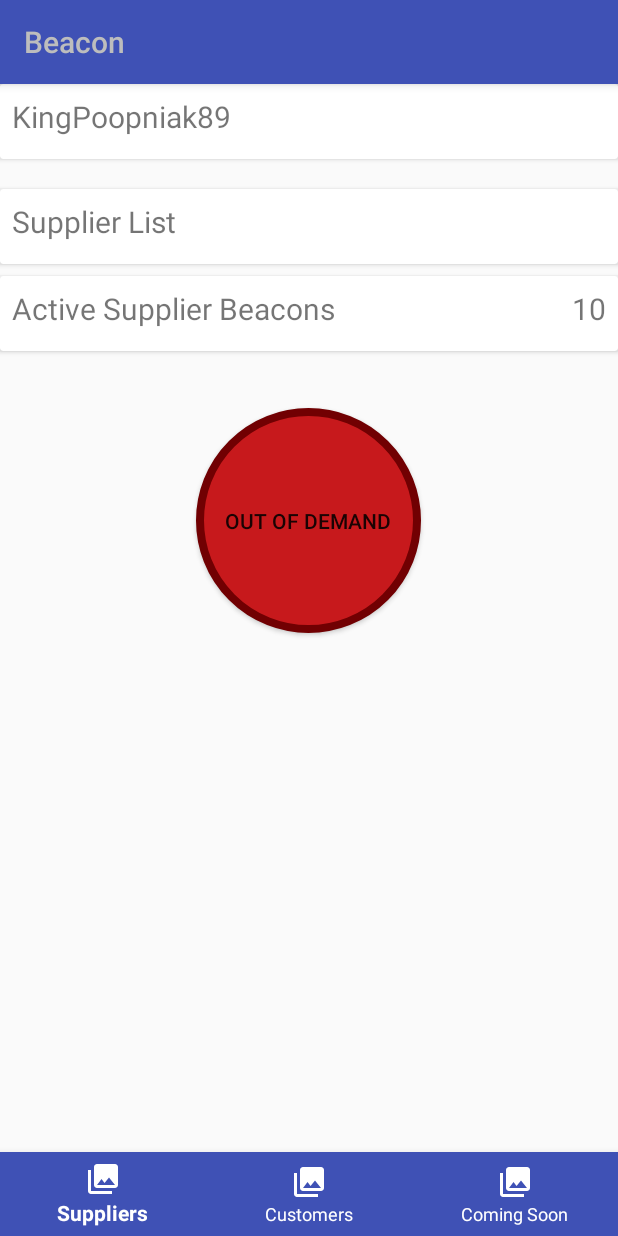
After one commit to gkontos89/Beacon, an Android app: the SuppliersActivityMain screen opened directly, with no data from a screen before it, on a phone screen of 412 x 824 dp. The commit adds this screen. Run offline under Robolectric (Android 15) with nearby library versions, the phone set to English and light mode, and no system bars.

Commit message:
supplier and customer basics

```diff
--- a/app/src/main/AndroidManifest.xml
+++ b/app/src/main/AndroidManifest.xml
@@ -19,6 +19,7 @@
             </intent-filter>
         </activity>
         <activity android:name=".BaseActivity" />
+        <activity android:name=".SuppliersActivityMain" />
     </application>
 
 </manifest>
--- a/app/src/main/java/com/marshmallow/beacon/BaseActivity.java
+++ b/app/src/main/java/com/marshmallow/beacon/BaseActivity.java
@@ -20,7 +20,23 @@ public class BaseActivity extends AppCompatActivity {
         bottomNavigationView.setOnNavigationItemSelectedListener(new BottomNavigationView.OnNavigationItemSelectedListener() {
             @Override
             public boolean onNavigationItemSelected(@NonNull MenuItem item) {
-                // TODO handle bottom navigation
+                switch(item.getItemId()) {
+                    case R.id.supplier_button:
+                        if (!getApplicationContext().getClass().getName().equals(SuppliersActivityMain.class.getName())){
+                            Intent summaryIntent = new Intent(getApplicationContext(), SuppliersActivityMain.class);
+                            startActivity(summaryIntent);
+                            finish();
+                            break;
+                        }
+
+                    case R.id.customer_button:
+                        if (!getApplicationContext().getClass().getName().equals(CustomersActivityMain.class.getName())) {
+                            Intent accountsIntent = new Intent(getApplicationContext(), CustomersActivityMain.class);
+                            startActivity(accountsIntent);
+                            finish();
+                            break;
+                        }
+                }
 
                 return true;
             }
--- a/app/src/main/java/com/marshmallow/beacon/CustomersActivityMain.java
+++ b/app/src/main/java/com/marshmallow/beacon/CustomersActivityMain.java
@@ -7,7 +7,7 @@ import android.widget.CompoundButton;
 import android.widget.TextView;
 import android.widget.ToggleButton;
 
-public class CustomersActivityMain extends AppCompatActivity {
+public class CustomersActivityMain extends BaseActivity {
 
     // GUI Handles
     private CardView customerListCard;
@@ -31,11 +31,11 @@ public class CustomersActivityMain extends AppCompatActivity {
         // TODO add functionality for customer and requests
         supplyButton.setOnCheckedChangeListener(new CompoundButton.OnCheckedChangeListener() {
             @Override
-            public void onCheckedChanged(CompoundButton button, boolean isChecked) {
+            public void onCheckedChanged(CompoundButton buttonView, boolean isChecked) {
                 if (isChecked) {
-                    button.setBackgroundResource(R.drawable.beacon_on);
+                    buttonView.setBackgroundResource(R.drawable.beacon_on);
                 } else {
-                    button.setBackgroundResource(R.drawable.beacon_off);
+                    buttonView.setBackgroundResource(R.drawable.beacon_off);
                 }
             }
         });
--- /dev/null
+++ b/app/src/main/java/com/marshmallow/beacon/SuppliersActivityMain.java
@@ -0,0 +1,44 @@
+package com.marshmallow.beacon;
+
+import android.os.Bundle;
+import android.support.v7.widget.CardView;
+import android.widget.CompoundButton;
+import android.widget.TextView;
+import android.widget.ToggleButton;
+
+/**
+ * Created by George on 7/13/2018.
+ */
+public class SuppliersActivityMain extends BaseActivity {
+
+    // GUI handles
+    private CardView supplierListCard;
+    private CardView activeBeaconsCard;
+    private TextView supplierBeaconCount;
+    private ToggleButton demandButton;
+
+    @Override
+    protected void onCreate(Bundle savedInstanceState) {
+        setContentView(R.layout.activity_suppliers_main);
+        super.onCreate(savedInstanceState);
+
+        // GUI handle instantiation
+        supplierListCard = findViewById(R.id.supplier_list_card);
+        activeBeaconsCard = findViewById(R.id.active_beacons_card);
+        supplierBeaconCount = findViewById(R.id.supplier_beacon_count);
+        demandButton = findViewById(R.id.demand_button);
+
+        supplierBeaconCount.setText("10");
+
+        demandButton.setOnCheckedChangeListener(new CompoundButton.OnCheckedChangeListener() {
+            @Override
+            public void onCheckedChanged(CompoundButton buttonView, boolean isChecked) {
+                if (isChecked) {
+                    buttonView.setBackgroundResource(R.drawable.beacon_on);
+                } else {
+                    buttonView.setBackgroundResource(R.drawable.beacon_off);
+                }
+            }
+        });
+    }
+}
--- /dev/null
+++ b/app/src/main/res/layout/activity_suppliers_main.xml
@@ -0,0 +1,118 @@
+<?xml version="1.0" encoding="utf-8"?>
+<RelativeLayout
+    xmlns:android="http://schemas.android.com/apk/res/android"
+    xmlns:app="http://schemas.android.com/apk/res-auto"
+    android:layout_width="match_parent"
+    android:layout_height="match_parent">
+
+    <android.support.v7.widget.CardView
+        xmlns:android="http://schemas.android.com/apk/res/android"
+        android:layout_width="match_parent"
+        android:layout_height="50dp"
+        android:layout_marginBottom="20dp"
+        android:id="@+id/username_card">
+
+        <RelativeLayout
+            android:layout_width="match_parent"
+            android:layout_height="wrap_content"
+            android:orientation="horizontal"
+            android:gravity="start">
+
+            <TextView
+                android:id="@+id/username_title"
+                android:layout_width="wrap_content"
+                android:layout_height="wrap_content"
+                android:textSize="20sp"
+                android:layout_margin="8dp"
+                android:text="KingPoopniak89"
+                android:gravity="start"/>
+
+        </RelativeLayout>
+
+    </android.support.v7.widget.CardView>
+
+    <android.support.v7.widget.CardView
+        xmlns:android="http://schemas.android.com/apk/res/android"
+        android:layout_width="match_parent"
+        android:layout_height="50dp"
+        android:layout_marginBottom="8dp"
+        android:layout_below="@id/username_card"
+        android:id="@+id/supplier_list_card">
+
+        <RelativeLayout
+            android:layout_width="match_parent"
+            android:layout_height="wrap_content"
+            android:orientation="horizontal"
+            android:gravity="start">
+
+            <TextView
+                android:layout_width="wrap_content"
+                android:layout_height="wrap_content"
+                android:textSize="20sp"
+                android:layout_margin="8dp"
+                android:text="@string/supplier_list_string"
+                android:gravity="start"/>
+
+        </RelativeLayout>
+
+    </android.support.v7.widget.CardView>
+
+    <android.support.v7.widget.CardView
+        xmlns:android="http://schemas.android.com/apk/res/android"
+        android:layout_width="match_parent"
+        android:layout_height="50dp"
+        android:layout_below="@id/supplier_list_card"
+        android:layout_marginBottom="30dp"
+        android:id="@+id/active_beacons_card">
+
+        <RelativeLayout
+            android:layout_width="wrap_content"
+            android:layout_height="wrap_content"
+            android:orientation="horizontal"
+            android:gravity="start">
+
+            <TextView
+                android:id="@+id/supplier_beacon_text"
+                android:layout_width="wrap_content"
+                android:layout_height="wrap_content"
+                android:textSize="20sp"
+                android:layout_margin="8dp"
+                android:text="@string/supplier_beacons_string"
+                android:gravity="start"/>
+
+            <TextView
+                android:id="@+id/supplier_beacon_count"
+                android:layout_width="wrap_content"
+                android:layout_height="wrap_content"
+                android:textSize="20sp"
+                android:layout_margin="8dp"
+                android:layout_toEndOf="@id/supplier_beacon_text"
+                android:layout_alignParentEnd="true"
+                android:gravity="end" />
+
+        </RelativeLayout>
+
+    </android.support.v7.widget.CardView>
+
+    <ToggleButton
+        android:id="@+id/demand_button"
+        android:layout_width="wrap_content"
+        android:layout_height="wrap_content"
+        android:layout_below="@id/active_beacons_card"
+        android:layout_centerHorizontal="true"
+        android:layout_margin="8dp"
+        android:background="@drawable/beacon_off"
+        android:textOn="@string/demand_on_string"
+        android:textOff="@string/demand_off_string"/>
+
+    <android.support.design.widget.BottomNavigationView
+        android:id="@+id/bottom_navigation"
+        android:layout_width="match_parent"
+        android:layout_height="wrap_content"
+        android:layout_alignParentBottom="true"
+        app:menu="@menu/bottom_nav_menu"
+        app:itemBackground="@color/colorPrimary"
+        app:itemIconTint="@android:color/white"
+        app:itemTextColor="@android:color/white" />
+
+</RelativeLayout>
--- a/app/src/main/res/menu/bottom_nav_menu.xml
+++ b/app/src/main/res/menu/bottom_nav_menu.xml
@@ -3,21 +3,21 @@
     xmlns:app="http://schemas.android.com/apk/res-auto">
 
     <item
-        android:id="@+id/summary_button"
+        android:id="@+id/supplier_button"
         android:enabled="true"
         android:icon="@drawable/ic_menu_gallery"
         android:title="@string/suppliers"
         app:showAsAction="ifRoom" />
 
     <item
-        android:id="@+id/accounts_button"
+        android:id="@+id/customer_button"
         android:enabled="true"
         android:icon="@drawable/ic_menu_gallery"
         android:title="@string/customers"
         app:showAsAction="ifRoom" />
 
     <item
-        android:id="@+id/action_nearby"
+        android:id="@+id/coming_soon_button"
         android:enabled="true"
         android:icon="@drawable/ic_menu_gallery"
         android:title="@string/coming_soon"
--- a/app/src/main/res/values/strings.xml
+++ b/app/src/main/res/values/strings.xml
@@ -7,4 +7,8 @@
     <string name="requests_string">Requests</string>
     <string name="in_supply_string">In Supply</string>
     <string name="out_of_supply_string">Out of Supply</string>
+    <string name="supplier_list_string">Supplier List</string>
+    <string name="supplier_beacons_string">Active Supplier Beacons</string>
+    <string name="demand_on_string">In Demand</string>
+    <string name="demand_off_string">Out of Demand</string>
 </resources>
```
